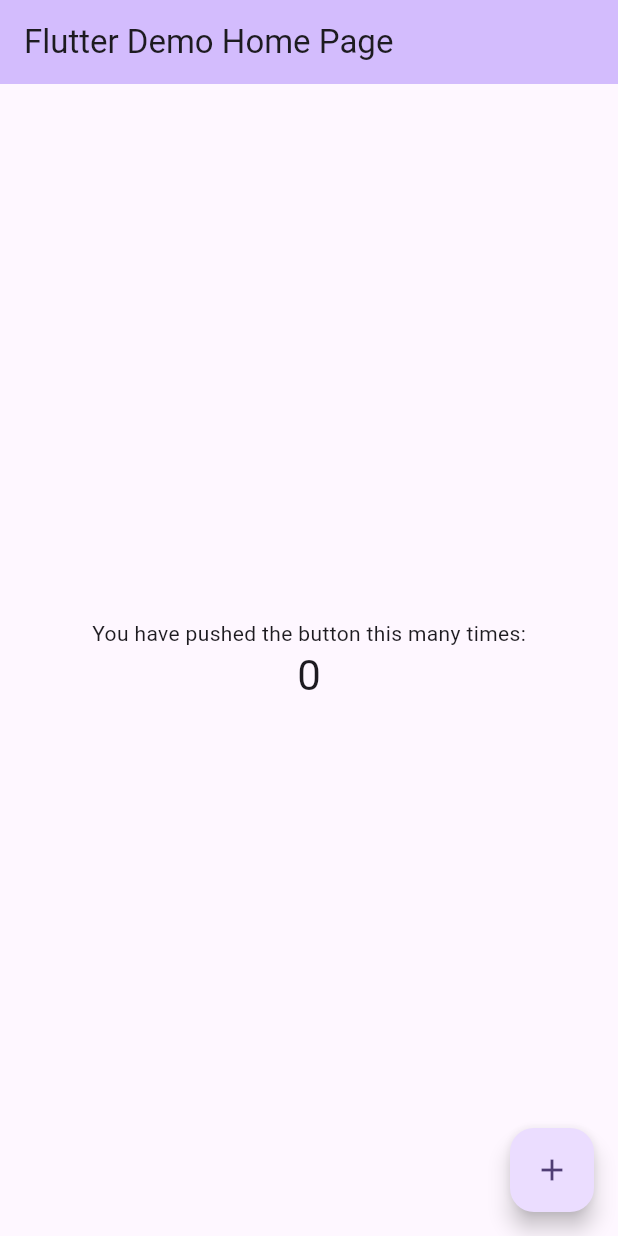
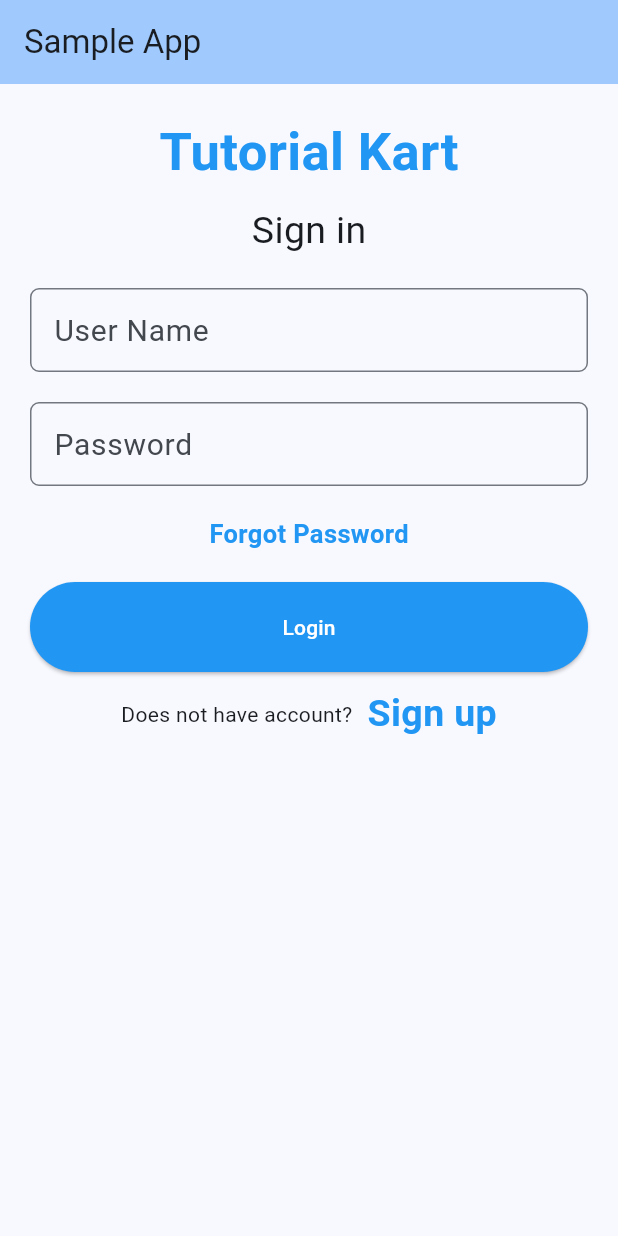
Before and after one commit to howls110900/bai_tap_buoi_5, a Flutter app: the screen it shows after launch, on a phone screen of 412 x 824 dp. Run offline on Flutter 3.47's test engine with Material 2 defaults, Android fonts, the phone set to English and light mode, and no system bars.

Commit message:
second commit

```diff
--- a/lib/main.dart
+++ b/lib/main.dart
@@ -6,48 +6,24 @@ void main() {
 
 class MyApp extends StatelessWidget {
   const MyApp({super.key});
-
   // This widget is the root of your application.
   @override
   Widget build(BuildContext context) {
     return MaterialApp(
-      title: 'Flutter Demo',
+      title: 'Sample App',
       theme: ThemeData(
-        // This is the theme of your application.
-        //
-        // TRY THIS: Try running your application with "flutter run". You'll see
-        // the application has a blue toolbar. Then, without quitting the app,
-        // try changing the seedColor in the colorScheme below to Colors.green
-        // and then invoke "hot reload" (save your changes or press the "hot
-        // reload" button in a Flutter-supported IDE, or press "r" if you used
-        // the command line to start the app).
-        //
-        // Notice that the counter didn't reset back to zero; the application
-        // state is not lost during the reload. To reset the state, use hot
-        // restart instead.
-        //
-        // This works for code too, not just values: Most code changes can be
-        // tested with just a hot reload.
-        colorScheme: ColorScheme.fromSeed(seedColor: Colors.deepPurple),
+        colorScheme: ColorScheme.fromSeed(seedColor: Colors.blue),
         useMaterial3: true,
       ),
-      home: const MyHomePage(title: 'Flutter Demo Home Page'),
+      home: const MyHomePage(
+        title: 'Sample App',
+      ),
     );
   }
 }
 
 class MyHomePage extends StatefulWidget {
   const MyHomePage({super.key, required this.title});
-
-  // This widget is the home page of your application. It is stateful, meaning
-  // that it has a State object (defined below) that contains fields that affect
-  // how it looks.
-
-  // This class is the configuration for the state. It holds the values (in this
-  // case the title) provided by the parent (in this case the App widget) and
-  // used by the build method of the State. Fields in a Widget subclass are
-  // always marked "final".
-
   final String title;
 
   @override
@@ -55,17 +31,19 @@ class MyHomePage extends StatefulWidget {
 }
 
 class _MyHomePageState extends State<MyHomePage> {
-  int _counter = 0;
-
-  void _incrementCounter() {
+  String un = "";
+  String pw = "";
+  String mess = "";
+  void checkLog({required String a, required String b}) {
+    if (a.isEmpty || b.isEmpty) {
       setState(() {
-      // This call to setState tells the Flutter framework that something has
-      // changed in this State, which causes it to rerun the build method below
-      // so that the display can reflect the updated values. If we changed
-      // _counter without calling setState(), then the build method would not be
-      // called again, and so nothing would appear to happen.
-      _counter++;
+        mess = "Đăng nhập thất bại.";
       });
+    } else {
+      setState(() {
+        mess = "Đăng nhập thành công.";
+      });
+    }
   }
 
   @override
@@ -87,39 +65,129 @@ class _MyHomePageState extends State<MyHomePage> {
         title: Text(widget.title),
       ),
       body: Center(
-        // Center is a layout widget. It takes a single child and positions it
-        // in the middle of the parent.
+        child: Container(
+          padding: const EdgeInsets.only(top: 20),
           child: Column(
-          // Column is also a layout widget. It takes a list of children and
-          // arranges them vertically. By default, it sizes itself to fit its
-          // children horizontally, and tries to be as tall as its parent.
-          //
-          // Column has various properties to control how it sizes itself and
-          // how it positions its children. Here we use mainAxisAlignment to
-          // center the children vertically; the main axis here is the vertical
-          // axis because Columns are vertical (the cross axis would be
-          // horizontal).
-          //
-          // TRY THIS: Invoke "debug painting" (choose the "Toggle Debug Paint"
-          // action in the IDE, or press "p" in the console), to see the
-          // wireframe for each widget.
+            crossAxisAlignment: CrossAxisAlignment.center,
+            children: [
+              const Text(
+                "Tutorial Kart",
+                style: TextStyle(
+                    fontSize: 35,
+                    color: Colors.blue,
+                    fontWeight: FontWeight.w600),
+              ),
+              const SizedBox(
+                height: 10,
+              ),
+              const Text(
+                "Sign in",
+                style: TextStyle(fontSize: 25),
+              ),
+              const SizedBox(
+                height: 20,
+              ),
+              Container(
+                padding: const EdgeInsets.only(left: 20, right: 20),
+                child: TextField(
+                  onChanged: (username) {
+                    un = username;
+                  },
+                  decoration: const InputDecoration(
+                    labelStyle: TextStyle(fontSize: 20),
+                    labelText: 'User Name',
+                    border: OutlineInputBorder(
+                        borderRadius: BorderRadius.all(Radius.circular(6.0))),
+                  ),
+                ),
+              ),
+              const SizedBox(
+                height: 20,
+              ),
+              Container(
+                padding: const EdgeInsets.only(left: 20, right: 20),
+                child: TextField(
+                  onChanged: (password) {
+                    pw = password;
+                  },
+                  decoration: const InputDecoration(
+                    labelStyle: TextStyle(fontSize: 20),
+                    labelText: 'Password',
+                    border: OutlineInputBorder(
+                        borderRadius: BorderRadius.all(Radius.circular(6.0))),
+                  ),
+                ),
+              ),
+              const SizedBox(
+                height: 20,
+              ),
+              const Text(
+                "Forgot Password",
+                style: TextStyle(
+                    color: Colors.blue,
+                    fontSize: 17,
+                    fontWeight: FontWeight.w600),
+              ),
+              const SizedBox(
+                height: 20,
+              ),
+              Container(
+                width: double.infinity,
+                height: 60,
+                margin: const EdgeInsets.symmetric(horizontal: 20),
+                // decoration: const BoxDecoration(
+                //   borderRadius:
+                //   BorderRadius.all(Radius.circular(0.1),
+                //   ),),
+                child: ElevatedButton(
+                  style: TextButton.styleFrom(
+                    backgroundColor: Colors.blue,
+                  ),
+                  onPressed: () => checkLog(a: un, b: pw),
+                  child: const Text(
+                    "Login",
+                    style: TextStyle(color: Colors.white),
+                  ),
+                ),
+              ),
+              const SizedBox(
+                height: 10,
+              ),
+              Container(
+                child: const Row(
                   mainAxisAlignment: MainAxisAlignment.center,
-          children: <Widget>[
-            const Text(
-              'You have pushed the button this many times:',
+                  children: [
+                    Text('Does not have account?'),
+                    SizedBox(
+                      width: 10,
                     ),
                     Text(
-              '$_counter',
-              style: Theme.of(context).textTheme.headlineMedium,
+                      'Sign up',
+                      style: TextStyle(
+                        fontWeight: FontWeight.w600,
+                        fontSize: 25,
+                        color: Colors.blue,
+                      ),
                     ),
                   ],
                 ),
               ),
-      floatingActionButton: FloatingActionButton(
-        onPressed: _incrementCounter,
-        tooltip: 'Increment',
-        child: const Icon(Icons.add),
-      ), // This trailing comma makes auto-formatting nicer for build methods.
+              const SizedBox(
+                width: 10,
+              ),
+              Row(
+                mainAxisAlignment: MainAxisAlignment.center,
+                children: [
+                  Text(
+                    "$mess",
+                    style: TextStyle(color: Colors.red),
+                  ),
+                ],
+              ),
+            ],
+          ),
+        ),
+      ),
     );
   }
 }
```
Lines whose indentation alone changed are shown as unchanged.
